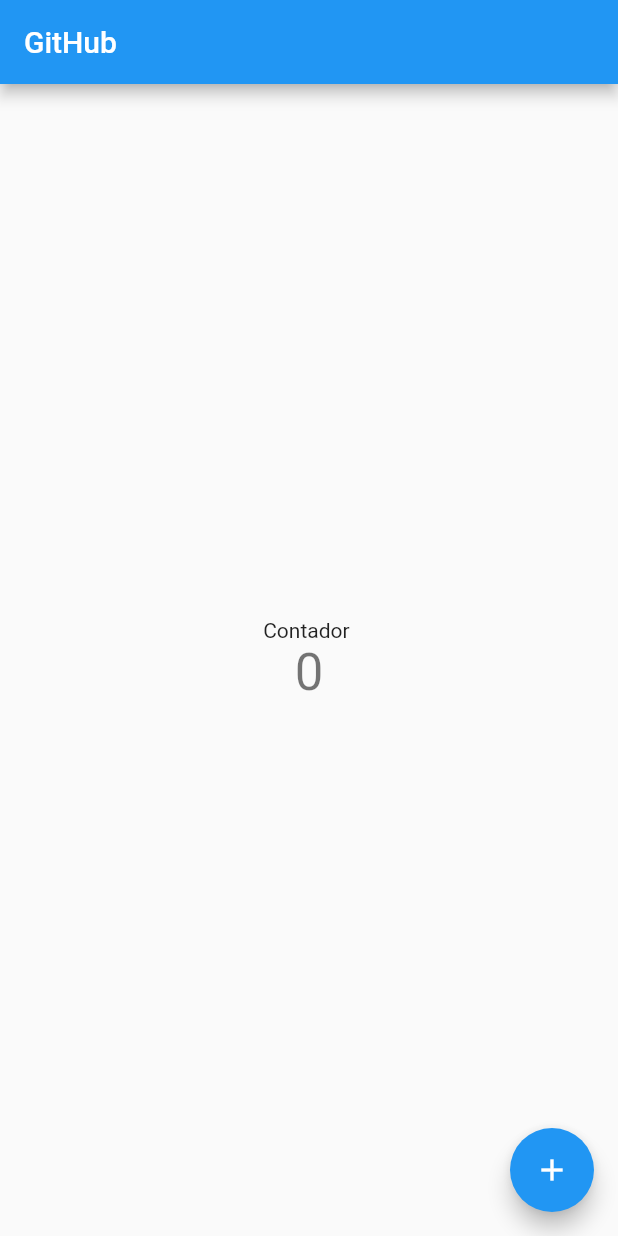
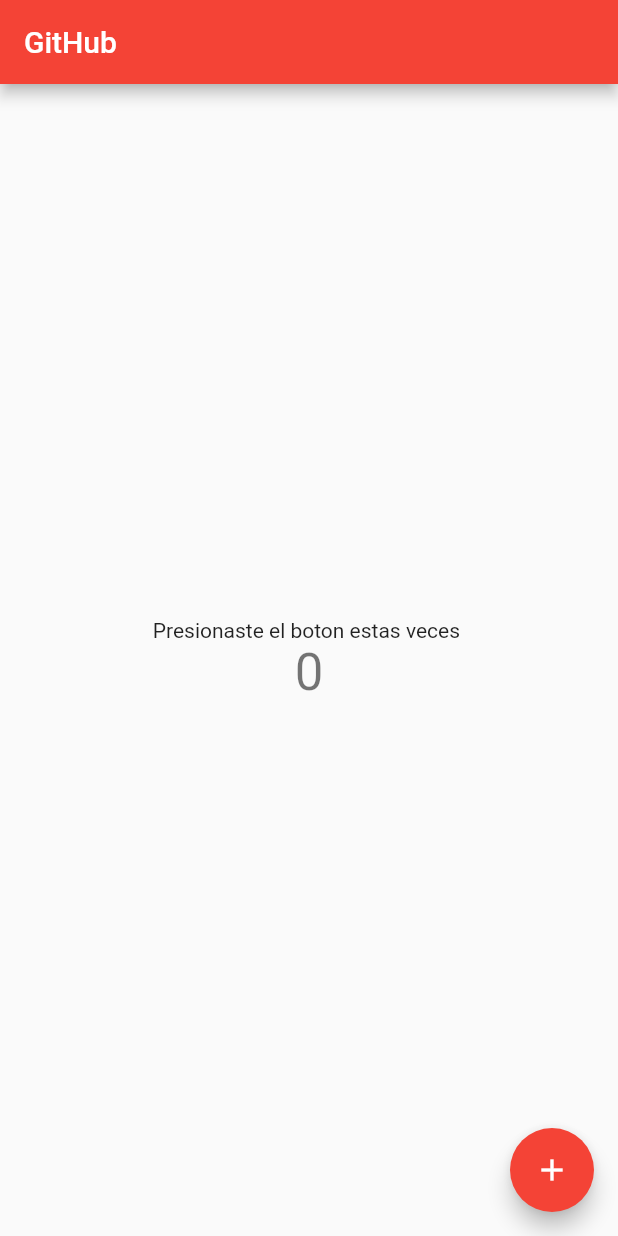
Before and after one commit to JesusArellano16/Git_GitHub, a Flutter app: the screen it shows after launch, on a phone screen of 412 x 824 dp. Run offline on Flutter 3.47's test engine with Material 2 defaults, Android fonts, the phone set to English and light mode, and no system bars.

Commit message:
Se cambio el color de la interfaz y se cambio el idioma

```diff
--- a/lib/main.dart
+++ b/lib/main.dart
@@ -11,9 +11,10 @@ class MyApp extends StatelessWidget {
   @override
   Widget build(BuildContext context) {
     return MaterialApp(
+      debugShowCheckedModeBanner: false,
       title: 'Curso Git',
       theme: ThemeData(
-        primarySwatch: Colors.blue,
+        primarySwatch: Colors.red,
       ),
       home: const MyHomePage(title: 'GitHub'),
     );
@@ -49,7 +50,7 @@ class _MyHomePageState extends State<MyHomePage> {
           mainAxisAlignment: MainAxisAlignment.center,
           children: <Widget>[
             const Text(
-              'Contador ',
+              'Presionaste el boton estas veces ',
             ),
             Text(
               '$_counter',
```
